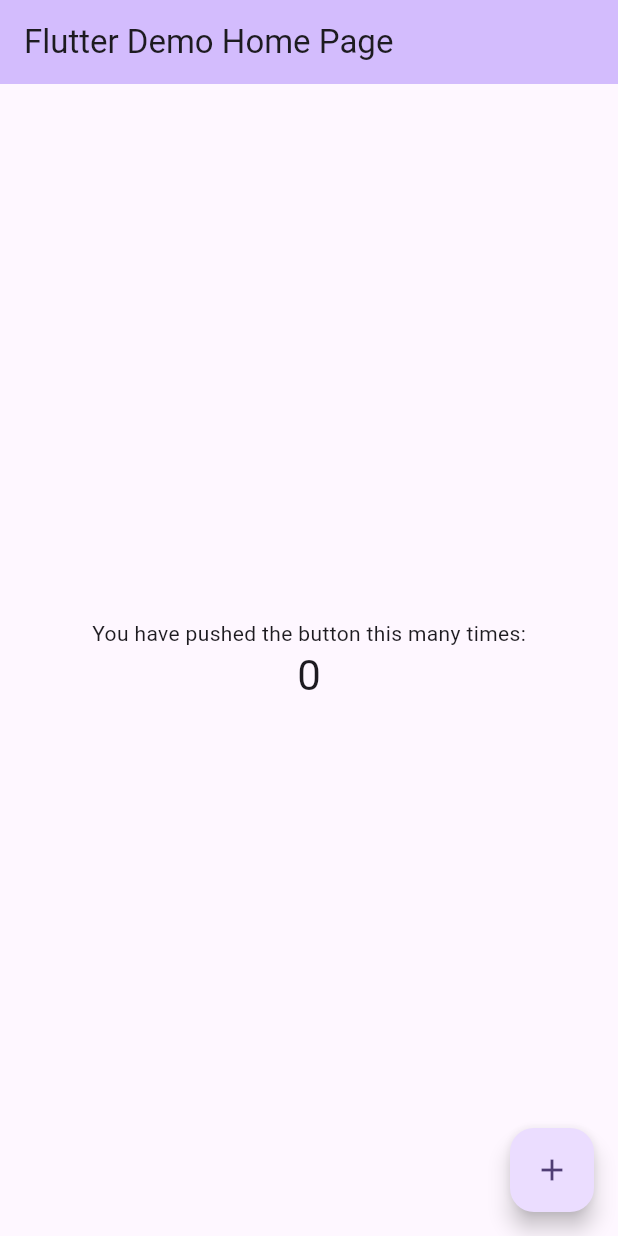
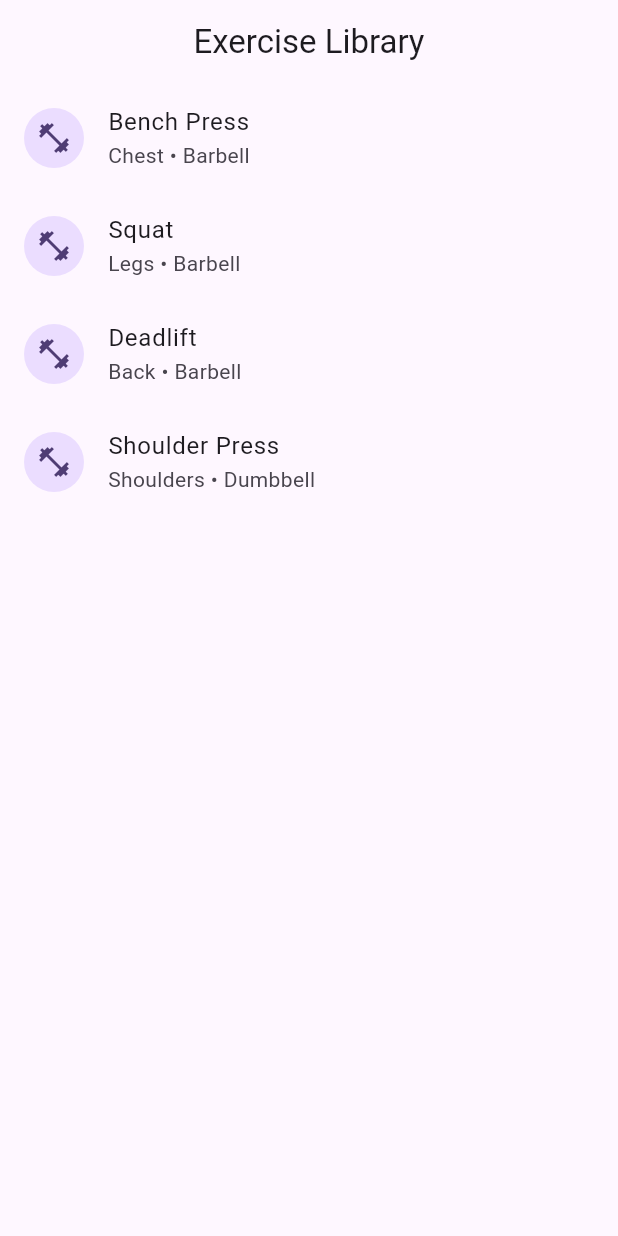
Before and after one commit to Ashhuby/HonourStageProject, a Flutter app: the screen it shows after launch, on a phone screen of 412 x 824 dp. Run offline on Flutter 3.47's test engine with Material 3 defaults, Android fonts, the phone set to English and light mode, and no system bars; our stand-ins replace drift, flutter_riverpod, riverpod_annotation; accounts and stored records are empty; generated files the repository leaves out were written again.

Commit message:
database logic works with sample data

```diff
--- /dev/null
+++ b/fitness_app/lib/core/database/database_provider.dart
@@ -0,0 +1,13 @@
+import 'package:riverpod_annotation/riverpod_annotation.dart';
+import 'local_database.dart';
+
+part 'database_provider.g.dart';
+
+@riverpod
+AppDatabase database(DatabaseRef ref) {
+  final db = AppDatabase();
+
+  ref.onDispose(() => db.close());
+
+  return db;
+}
--- /dev/null
+++ b/fitness_app/lib/core/database/local_database.dart
@@ -0,0 +1,69 @@
+import 'dart:io';
+import 'package:drift/drift.dart';
+import 'package:drift/native.dart';
+import 'package:path_provider/path_provider.dart';
+import 'package:path/path.dart' as p;
+
+import '../../features/workout/data/workout_tables.dart';
+
+part 'local_database.g.dart';
+
+@DriftDatabase(tables: [
+  Exercises,
+  WorkoutSplits,
+  WorkoutRoutines,
+  WorkoutSessions,
+  WorkoutSets
+])
+class AppDatabase extends _$AppDatabase {
+  AppDatabase() : super(_openConnection());
+
+  @override
+  int get schemaVersion => 1;
+
+  // --- ADD THIS BLOCK START ---
+  @override
+  MigrationStrategy get migration {
+    return MigrationStrategy(
+      onCreate: (Migrator m) async {
+        // First, create all the tables defined in @DriftDatabase
+        await m.createAll();
+
+        // Now, seed the initial data
+        await batch((batch) {
+          batch.insertAll(exercises, [
+            ExercisesCompanion.insert(
+              name: 'Bench Press',
+              bodyPart: 'Chest',
+              equipmentType: 'Barbell',
+            ),
+            ExercisesCompanion.insert(
+              name: 'Squat',
+              bodyPart: 'Legs',
+              equipmentType: 'Barbell',
+            ),
+            ExercisesCompanion.insert(
+              name: 'Deadlift',
+              bodyPart: 'Back',
+              equipmentType: 'Barbell',
+            ),
+            ExercisesCompanion.insert(
+              name: 'Shoulder Press',
+              bodyPart: 'Shoulders',
+              equipmentType: 'Dumbbell',
+            ),
+          ]);
+        });
+      },
+    );
+  }
+  // --- ADD THIS BLOCK END ---
+}
+
+LazyDatabase _openConnection() {
+  return LazyDatabase(() async {
+    final dbFolder = await getApplicationDocumentsDirectory();
+    final file = File(p.join(dbFolder.path, 'fitness_db.sqlite'));
+    return NativeDatabase.createInBackground(file);
+  });
+}
--- /dev/null
+++ b/fitness_app/lib/features/workout/data/exercise_repository.dart
@@ -0,0 +1,12 @@
+import 'package:riverpod_annotation/riverpod_annotation.dart';
+import 'package:fitness_app/core/database/database_provider.dart';
+import 'package:fitness_app/core/database/local_database.dart';
+
+part 'exercise_repository.g.dart';
+
+@riverpod
+Stream<List<Exercise>> watchExercises(WatchExercisesRef ref) {
+  final db = ref.watch(databaseProvider);
+
+  return db.select(db.exercises).watch();
+}
--- /dev/null
+++ b/fitness_app/lib/features/workout/presentation/exercise_library_screen.dart
@@ -0,0 +1,40 @@
+import 'package:flutter/material.dart';
+import 'package:flutter_riverpod/flutter_riverpod.dart';
+import '../data/exercise_repository.dart';
+
+class ExerciseLibraryScreen extends ConsumerWidget {
+  const ExerciseLibraryScreen({super.key});
+
+  @override
+  Widget build(BuildContext context, WidgetRef ref) {
+    // This watches our database stream
+    final exercisesAsync = ref.watch(watchExercisesProvider);
+
+    return Scaffold(
+      appBar: AppBar(
+        title: const Text('Exercise Library'),
+        centerTitle: true,
+      ),
+      body: exercisesAsync.when(
+        // 1. Success State: We have data!
+        data: (exercises) => exercises.isEmpty
+          ? const Center(child: Text('No exercises found. Did the seed run?'))
+          : ListView.builder(
+              itemCount: exercises.length,
+              itemBuilder: (context, index) {
+                final exercise = exercises[index];
+                return ListTile(
+                  leading: const CircleAvatar(child: Icon(Icons.fitness_center)),
+                  title: Text(exercise.name),
+                  subtitle: Text('${exercise.bodyPart} • ${exercise.equipmentType}'),
+                );
+              },
+            ),
+        // 2. Loading State: Waiting for SQLite to respond
+        loading: () => const Center(child: CircularProgressIndicator()),
+        // 3. Error State: Something went wrong
+        error: (err, stack) => Center(child: Text('Error: $err')),
+      ),
+    );
+  }
+}
--- a/fitness_app/lib/main.dart
+++ b/fitness_app/lib/main.dart
@@ -1,122 +1,30 @@
 import 'package:flutter/material.dart';
+import 'package:flutter_riverpod/flutter_riverpod.dart';
+import 'features/workout/presentation/exercise_library_screen.dart';
 
 void main() {
-  runApp(const MyApp());
+  runApp(
+    // ProviderScope is the "Engine Room" for Riverpod.
+    // Without this, the app will crash immediately.
+    const ProviderScope(
+      child: MyApp(),
+    ),
+  );
 }
 
 class MyApp extends StatelessWidget {
   const MyApp({super.key});
 
-  // This widget is the root of your application.
   @override
   Widget build(BuildContext context) {
     return MaterialApp(
-      title: 'Flutter Demo',
+      debugShowCheckedModeBanner: false,
+      title: 'Honour Stage Fitness',
       theme: ThemeData(
-        // This is the theme of your application.
-        //
-        // TRY THIS: Try running your application with "flutter run". You'll see
-        // the application has a purple toolbar. Then, without quitting the app,
-        // try changing the seedColor in the colorScheme below to Colors.green
-        // and then invoke "hot reload" (save your changes or press the "hot
-        // reload" button in a Flutter-supported IDE, or press "r" if you used
-        // the command line to start the app).
-        //
-        // Notice that the counter didn't reset back to zero; the application
-        // state is not lost during the reload. To reset the state, use hot
-        // restart instead.
-        //
-        // This works for code too, not just values: Most code changes can be
-        // tested with just a hot reload.
-        colorScheme: .fromSeed(seedColor: Colors.deepPurple),
+        colorScheme: ColorScheme.fromSeed(seedColor: Colors.deepPurple),
+        useMaterial3: true,
       ),
-      home: const MyHomePage(title: 'Flutter Demo Home Page'),
+      home: const ExerciseLibraryScreen(),
     );
   }
 }
-
-class MyHomePage extends StatefulWidget {
-  const MyHomePage({super.key, required this.title});
-
-  // This widget is the home page of your application. It is stateful, meaning
-  // that it has a State object (defined below) that contains fields that affect
-  // how it looks.
-
-  // This class is the configuration for the state. It holds the values (in this
-  // case the title) provided by the parent (in this case the App widget) and
-  // used by the build method of the State. Fields in a Widget subclass are
-  // always marked "final".
-
-  final String title;
-
-  @override
-  State<MyHomePage> createState() => _MyHomePageState();
-}
-
-class _MyHomePageState extends State<MyHomePage> {
-  int _counter = 0;
-
-  void _incrementCounter() {
-    setState(() {
-      // This call to setState tells the Flutter framework that something has
-      // changed in this State, which causes it to rerun the build method below
-      // so that the display can reflect the updated values. If we changed
-      // _counter without calling setState(), then the build method would not be
-      // called again, and so nothing would appear to happen.
-      _counter++;
-    });
-  }
-
-  @override
-  Widget build(BuildContext context) {
-    // This method is rerun every time setState is called, for instance as done
-    // by the _incrementCounter method above.
-    //
-    // The Flutter framework has been optimized to make rerunning build methods
-    // fast, so that you can just rebuild anything that needs updating rather
-    // than having to individually change instances of widgets.
-    return Scaffold(
-      appBar: AppBar(
-        // TRY THIS: Try changing the color here to a specific color (to
-        // Colors.amber, perhaps?) and trigger a hot reload to see the AppBar
-        // change color while the other colors stay the same.
-        backgroundColor: Theme.of(context).colorScheme.inversePrimary,
-        // Here we take the value from the MyHomePage object that was created by
-        // the App.build method, and use it to set our appbar title.
-        title: Text(widget.title),
-      ),
-      body: Center(
-        // Center is a layout widget. It takes a single child and positions it
-        // in the middle of the parent.
-        child: Column(
-          // Column is also a layout widget. It takes a list of children and
-          // arranges them vertically. By default, it sizes itself to fit its
-          // children horizontally, and tries to be as tall as its parent.
-          //
-          // Column has various properties to control how it sizes itself and
-          // how it positions its children. Here we use mainAxisAlignment to
-          // center the children vertically; the main axis here is the vertical
-          // axis because Columns are vertical (the cross axis would be
-          // horizontal).
-          //
-          // TRY THIS: Invoke "debug painting" (choose the "Toggle Debug Paint"
-          // action in the IDE, or press "p" in the console), to see the
-          // wireframe for each widget.
-          mainAxisAlignment: .center,
-          children: [
-            const Text('You have pushed the button this many times:'),
-            Text(
-              '$_counter',
-              style: Theme.of(context).textTheme.headlineMedium,
-            ),
-          ],
-        ),
-      ),
-      floatingActionButton: FloatingActionButton(
-        onPressed: _incrementCounter,
-        tooltip: 'Increment',
-        child: const Icon(Icons.add),
-      ),
-    );
-  }
-}
```
Also changed, not shown: fitness_app/analysis_options.yaml (+10 -18 lines), fitness_app/pubspec.yaml (+18 -16 lines), fitness_app/lib/core/database/database_provider.g.dart (added), fitness_app/lib/core/database/local_database.g.dart (added), fitness_app/lib/features/workout/data/exercise_repository.g.dart (added), fitness_app/pubspec.lock, 1 other file.
